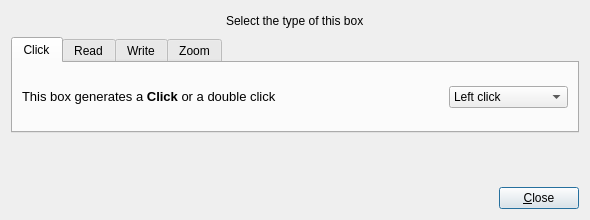
Old version of the form builder/BoxEditor.ui in the repository canercandan/iot-project.
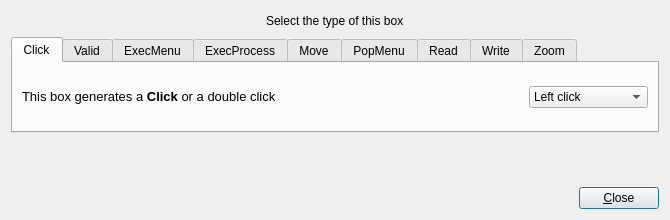
New version of the form. The open tabs and pages were chosen to show the change.

Commit message: [Builder] More types in Box Editor.

Diff of the .ui file:
```diff
--- a/builder/BoxEditor.ui
+++ b/builder/BoxEditor.ui
@@ -9,19 +9,19 @@
    <rect>
     <x>0</x>
     <y>0</y>
-    <width>590</width>
+    <width>670</width>
     <height>220</height>
    </rect>
   </property>
   <property name="minimumSize">
    <size>
-    <width>590</width>
+    <width>670</width>
     <height>220</height>
    </size>
   </property>
   <property name="maximumSize">
    <size>
-    <width>590</width>
+    <width>670</width>
     <height>220</height>
    </size>
   </property>
@@ -141,6 +141,31 @@
          </item>
         </layout>
        </widget>
+       <widget class="QWidget" name="validTab">
+        <attribute name="title">
+         <string>Valid</string>
+        </attribute>
+       </widget>
+       <widget class="QWidget" name="execMenuTab">
+        <attribute name="title">
+         <string>ExecMenu</string>
+        </attribute>
+       </widget>
+       <widget class="QWidget" name="execProcessTab">
+        <attribute name="title">
+         <string>ExecProcess</string>
+        </attribute>
+       </widget>
+       <widget class="QWidget" name="moveTab">
+        <attribute name="title">
+         <string>Move</string>
+        </attribute>
+       </widget>
+       <widget class="QWidget" name="popMenuTab">
+        <attribute name="title">
+         <string>PopMenu</string>
+        </attribute>
+       </widget>
        <widget class="QWidget" name="readTab">
         <attribute name="title">
          <string>Read</string>
```
Left out of the diff: 2 changed lines with no effect on the pictures. The commit also changes 6 other files.
